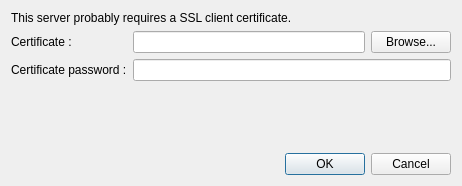
Old version of the form src/gui/addcertificatedialog.ui in the repository GrossLukas/client.
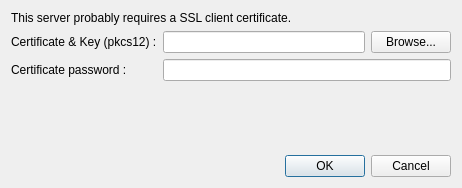
New version of the form.

Commit message:
Fix up SSL client certificates #5213 #69 (#5289)
The re-enables the UI, uses Qt API for importing and
stores the certificate/key in the system keychain.
People who had set up client certs need to re-setup the account. This is ok
since it was an undocumented feature anyway.

What changed in the file:
```diff
--- a/src/gui/addcertificatedialog.ui
+++ b/src/gui/addcertificatedialog.ui
@@ -10,7 +10,7 @@
     <x>0</x>
     <y>0</y>
     <width>462</width>
-    <height>186</height>
+    <height>188</height>
    </rect>
   </property>
   <property name="windowTitle">
@@ -32,7 +32,7 @@
      <item row="0" column="0">
       <widget class="QLabel" name="labelCertificateFile">
        <property name="text">
-        <string>Certificate :</string>
+        <string>Certificate &amp; Key (pkcs12) :</string>
        </property>
       </widget>
      </item>
```
The commit also changes 21 other files.
